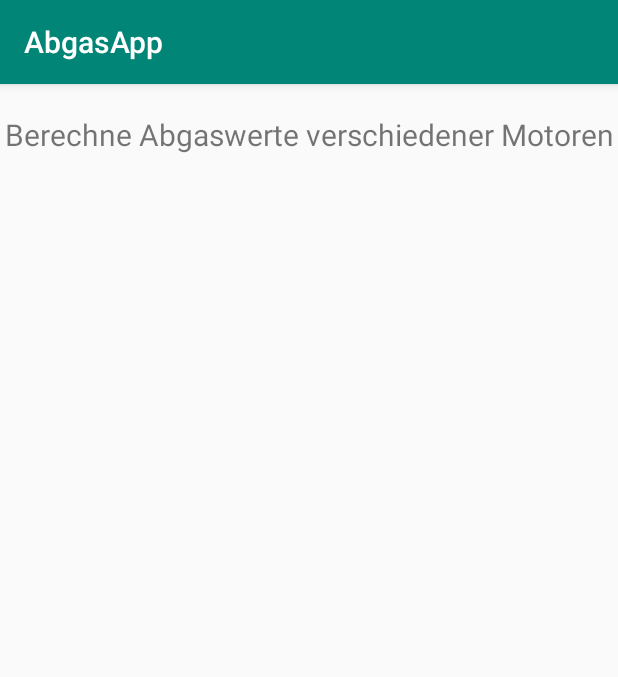
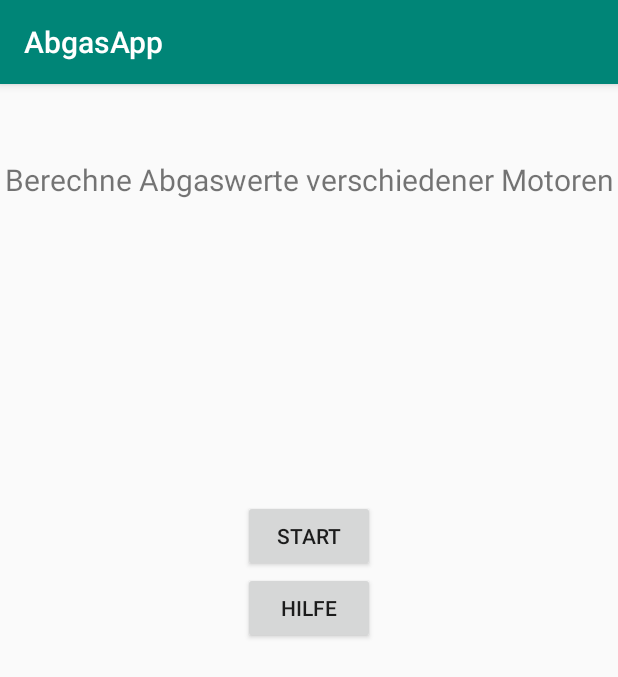
Before and after one commit to Halliiis/abgas_app, an Android app: the screen it shows after launch (MainActivity), on a phone screen of 412 x 824 dp. Shown: the top 677 px of the screen. Run offline under Robolectric (Android 15) with nearby library versions, the phone set to English and light mode, and no system bars.

Commit message:
Anpassung Layout

```diff
--- a/app/src/main/res/layout/activity_main.xml
+++ b/app/src/main/res/layout/activity_main.xml
@@ -11,12 +11,25 @@
         android:id="@+id/main_textview"
         android:layout_width="match_parent"
         android:layout_height="wrap_content"
-        android:layout_marginTop="20sp"
+        android:layout_marginTop="50dp"
+        android:layout_marginBottom="200dp"
         android:gravity="center"
         android:text="@string/label_mainactivity"
-        android:textSize="20dp" />
+        android:textSize="20sp" />
 
+    <Button
+        android:id="@+id/button"
+        android:layout_width="wrap_content"
+        android:layout_gravity="center"
+        android:layout_height="wrap_content"
+        android:text="@string/button_start" />
 
+    <Button
+        android:id="@+id/button2"
+        android:layout_gravity="center"
+        android:layout_width="wrap_content"
+        android:layout_height="wrap_content"
+        android:text="@string/button_help" />
 
 
 </LinearLayout>
```
